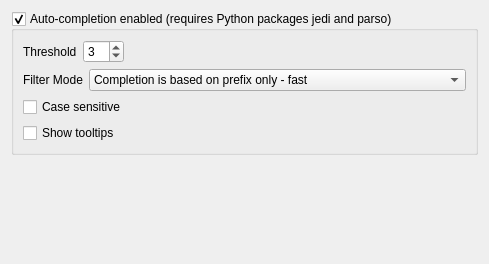
First picture: the form in Qitom/ui/widgetPropEditorAutoCompletion.ui, repository itom-project/itom, before the edit.
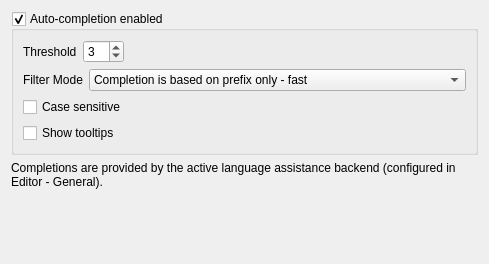
Second picture: the form after the edit.

Commit message: ZubanLS can be assigned as alternative to Jedi in the property dialog. The command line input now works equal between Zuban and Jedi

Diff of the .ui file:
```diff
--- a/Qitom/ui/widgetPropEditorAutoCompletion.ui
+++ b/Qitom/ui/widgetPropEditorAutoCompletion.ui
@@ -17,7 +17,7 @@
    <item>
     <widget class="QGroupBox" name="groupAutoCompletion">
      <property name="title">
-      <string>Auto-completion enabled (requires Python packages jedi and parso)</string>
+      <string>Auto-completion enabled</string>
      </property>
      <property name="checkable">
       <bool>true</bool>
@@ -120,7 +120,7 @@
      </layout>
     </widget>
    </item>
-   <item>
+   <item><widget class="QLabel" name="labelBackendInfo"><property name="text"><string>Completions are provided by the active language assistance backend (configured in Editor - General).</string></property><property name="wordWrap"><bool>true</bool></property></widget></item><item>
     <spacer name="verticalSpacer">
      <property name="orientation">
       <enum>Qt::Vertical</enum>
```
Left out of the diff: 6 changed lines with no effect on the pictures. The commit also changes 10 other files.
